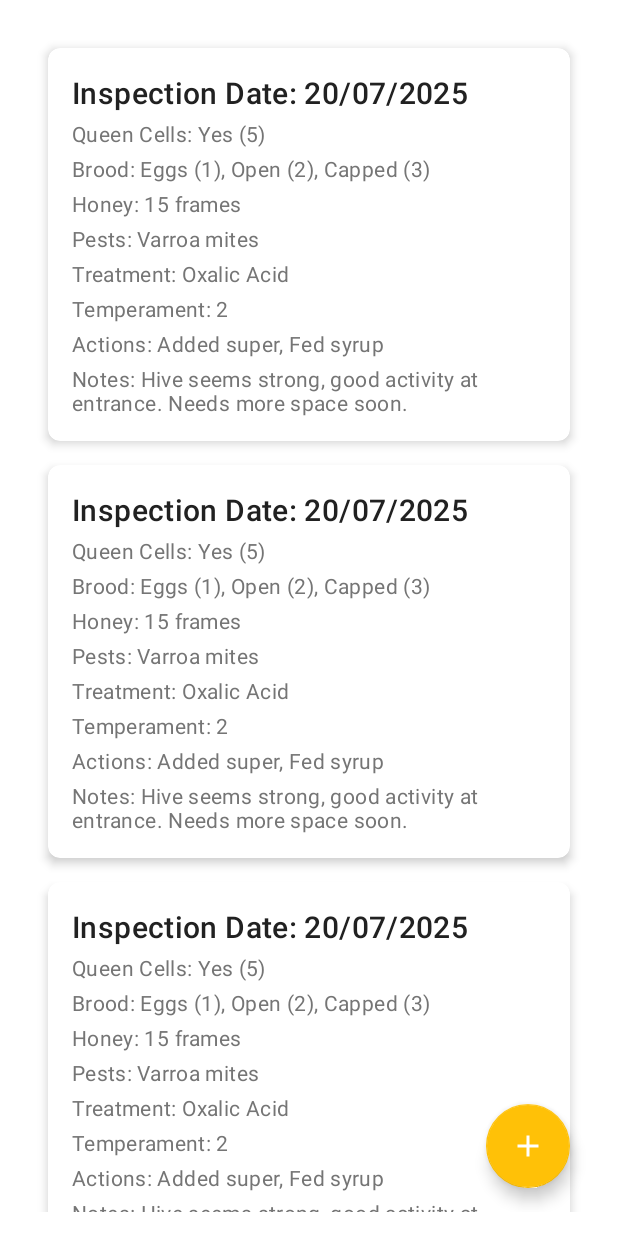
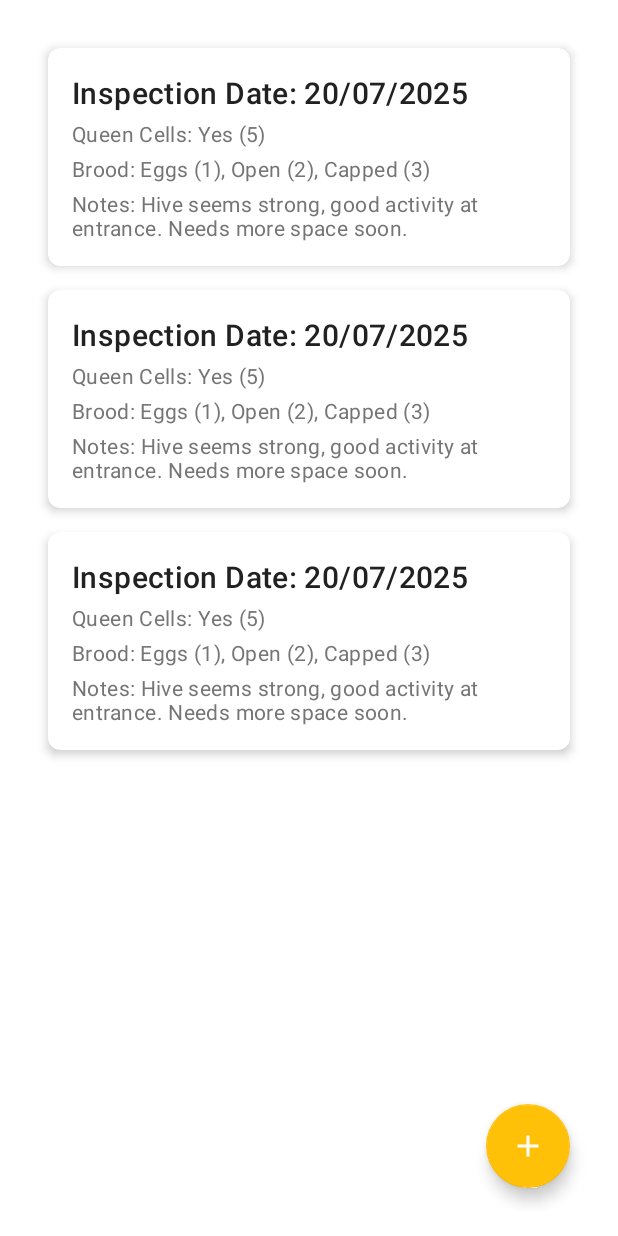
Before and after one commit to sting-software/Bees, an Android app: the layout fragment_inspection_list.xml on its own in the app's theme, with its tools: preview values and no code run, on a phone screen of 412 x 824 dp. Run offline under Robolectric (Android 15) with nearby library versions, the phone set to English and light mode, and no system bars.

Commit message:
inspection improvements

```diff
--- a/app/src/main/java/com/stingsoftware/pasika/data/HiveDao.kt
+++ b/app/src/main/java/com/stingsoftware/pasika/data/HiveDao.kt
@@ -28,4 +28,7 @@ interface HiveDao {
 
     @Query("UPDATE hives SET apiaryId = :newApiaryId WHERE id IN (:hiveIds)")
     suspend fun moveHives(hiveIds: List<Long>, newApiaryId: Long)
+
+    @Query("UPDATE hives SET lastInspectionDate = :inspectionDate WHERE id = :hiveId")
+    suspend fun updateLastInspectionDate(hiveId: Long, inspectionDate: Long)
 }
--- a/app/src/main/res/layout/fragment_inspection_list.xml
+++ b/app/src/main/res/layout/fragment_inspection_list.xml
@@ -1,36 +1,36 @@
 <?xml version="1.0" encoding="utf-8"?>
-<androidx.constraintlayout.widget.ConstraintLayout
-    xmlns:android="http://schemas.android.com/apk/res/android"
+<androidx.constraintlayout.widget.ConstraintLayout xmlns:android="http://schemas.android.com/apk/res/android"
     xmlns:app="http://schemas.android.com/apk/res-auto"
     xmlns:tools="http://schemas.android.com/tools"
     android:layout_width="match_parent"
     android:layout_height="match_parent"
-    tools:context=".ui.inspectionlist.InspectionListFragment"
-    android:padding="16dp">
+    android:padding="16dp"
+    tools:context=".ui.inspectionlist.InspectionListFragment">
 
     <androidx.recyclerview.widget.RecyclerView
         android:id="@+id/recycler_view_inspections"
         android:layout_width="0dp"
         android:layout_height="0dp"
+        android:clipToPadding="false"
+        android:padding="8dp"
         app:layoutManager="androidx.recyclerview.widget.LinearLayoutManager"
+        app:layout_constraintBottom_toBottomOf="parent"
+        app:layout_constraintEnd_toEndOf="parent"
+        app:layout_constraintStart_toStartOf="parent"
         app:layout_constraintTop_toTopOf="parent"
-        app:layout_constraintBottom_toBottomOf="parent"
-        app:layout_constraintStart_toStartOf="parent"
-        app:layout_constraintEnd_toEndOf="parent"
-        tools:listitem="@layout/item_inspection"
-        android:padding="8dp"
-        android:clipToPadding="false" />
+        tools:listitem="@layout/item_inspection" />
+
 
     <com.google.android.material.floatingactionbutton.FloatingActionButton
         android:id="@+id/fab_add_inspection"
         android:layout_width="wrap_content"
         android:layout_height="wrap_content"
         android:layout_margin="16dp"
+        android:contentDescription="@string/title_add_inspection"
         android:src="@drawable/ic_add"
+        app:layout_constraintBottom_toBottomOf="parent"
         app:layout_constraintEnd_toEndOf="parent"
-        app:layout_constraintBottom_toBottomOf="parent"
-        app:tint="@android:color/white"
-        android:contentDescription="@string/title_add_inspection" />
+        app:tint="@android:color/white" />
 
     <include
         android:id="@+id/empty_state_view"
--- a/app/src/main/res/layout/item_inspection.xml
+++ b/app/src/main/res/layout/item_inspection.xml
@@ -57,70 +57,70 @@
             app:layout_constraintEnd_toEndOf="parent"
             tools:text="Brood: Eggs (1), Open (2), Capped (3)" />
 
-        <!-- Honey Stores -->
-        <TextView
-            android:id="@+id/text_view_honey_stores"
-            android:layout_width="0dp"
-            android:layout_height="wrap_content"
-            android:textAppearance="?attr/textAppearanceBody2"
-            android:textColor="?android:attr/textColorSecondary"
-            android:layout_marginTop="4dp"
-            app:layout_constraintTop_toBottomOf="@id/text_view_brood_status_summary"
-            app:layout_constraintStart_toStartOf="parent"
-            app:layout_constraintEnd_toEndOf="parent"
-            tools:text="Honey: 15 frames" />
+<!--        &lt;!&ndash; Honey Stores &ndash;&gt;-->
+<!--        <TextView-->
+<!--            android:id="@+id/text_view_honey_stores"-->
+<!--            android:layout_width="0dp"-->
+<!--            android:layout_height="wrap_content"-->
+<!--            android:textAppearance="?attr/textAppearanceBody2"-->
+<!--            android:textColor="?android:attr/textColorSecondary"-->
+<!--            android:layout_marginTop="4dp"-->
+<!--            app:layout_constraintTop_toBottomOf="@id/text_view_brood_status_summary"-->
+<!--            app:layout_constraintStart_toStartOf="parent"-->
+<!--            app:layout_constraintEnd_toEndOf="parent"-->
+<!--            tools:text="Honey: 15 frames" />-->
 
-        <!-- Pests/Diseases -->
-        <TextView
-            android:id="@+id/text_view_pests_diseases"
-            android:layout_width="0dp"
-            android:layout_height="wrap_content"
-            android:textAppearance="?attr/textAppearanceBody2"
-            android:textColor="?android:attr/textColorSecondary"
-            android:layout_marginTop="4dp"
-            app:layout_constraintTop_toBottomOf="@id/text_view_honey_stores"
-            app:layout_constraintStart_toStartOf="parent"
-            app:layout_constraintEnd_toEndOf="parent"
-            tools:text="Pests: Varroa mites" />
+<!--        &lt;!&ndash; Pests/Diseases &ndash;&gt;-->
+<!--        <TextView-->
+<!--            android:id="@+id/text_view_pests_diseases"-->
+<!--            android:layout_width="0dp"-->
+<!--            android:layout_height="wrap_content"-->
+<!--            android:textAppearance="?attr/textAppearanceBody2"-->
+<!--            android:textColor="?android:attr/textColorSecondary"-->
+<!--            android:layout_marginTop="4dp"-->
+<!--            app:layout_constraintTop_toBottomOf="@id/text_view_honey_stores"-->
+<!--            app:layout_constraintStart_toStartOf="parent"-->
+<!--            app:layout_constraintEnd_toEndOf="parent"-->
+<!--            tools:text="Pests: Varroa mites" />-->
 
-        <!-- Treatment Applied -->
-        <TextView
-            android:id="@+id/text_view_treatment_applied"
-            android:layout_width="0dp"
-            android:layout_height="wrap_content"
-            android:textAppearance="?attr/textAppearanceBody2"
-            android:textColor="?android:attr/textColorSecondary"
-            android:layout_marginTop="4dp"
-            app:layout_constraintTop_toBottomOf="@id/text_view_pests_diseases"
-            app:layout_constraintStart_toStartOf="parent"
-            app:layout_constraintEnd_toEndOf="parent"
-            tools:text="Treatment: Oxalic Acid" />
+<!--        &lt;!&ndash; Treatment Applied &ndash;&gt;-->
+<!--        <TextView-->
+<!--            android:id="@+id/text_view_treatment_applied"-->
+<!--            android:layout_width="0dp"-->
+<!--            android:layout_height="wrap_content"-->
+<!--            android:textAppearance="?attr/textAppearanceBody2"-->
+<!--            android:textColor="?android:attr/textColorSecondary"-->
+<!--            android:layout_marginTop="4dp"-->
+<!--            app:layout_constraintTop_toBottomOf="@id/text_view_pests_diseases"-->
+<!--            app:layout_constraintStart_toStartOf="parent"-->
+<!--            app:layout_constraintEnd_toEndOf="parent"-->
+<!--            tools:text="Treatment: Oxalic Acid" />-->
 
-        <!-- Temperament Rating -->
-        <TextView
-            android:id="@+id/text_view_temperament_rating"
-            android:layout_width="0dp"
-            android:layout_height="wrap_content"
-            android:textAppearance="?attr/textAppearanceBody2"
-            android:textColor="?android:attr/textColorSecondary"
-            android:layout_marginTop="4dp"
-            app:layout_constraintTop_toBottomOf="@id/text_view_treatment_applied"
-            app:layout_constraintStart_toStartOf="parent"
-            app:layout_constraintEnd_toEndOf="parent"
-            tools:text="Temperament: 2" />
+<!--        &lt;!&ndash; Temperament Rating &ndash;&gt;-->
+<!--        <TextView-->
+<!--            android:id="@+id/text_view_temperament_rating"-->
+<!--            android:layout_width="0dp"-->
+<!--            android:layout_height="wrap_content"-->
+<!--            android:textAppearance="?attr/textAppearanceBody2"-->
+<!--            android:textColor="?android:attr/textColorSecondary"-->
+<!--            android:layout_marginTop="4dp"-->
+<!--            app:layout_constraintTop_toBottomOf="@id/text_view_treatment_applied"-->
+<!--            app:layout_constraintStart_toStartOf="parent"-->
+<!--            app:layout_constraintEnd_toEndOf="parent"-->
+<!--            tools:text="Temperament: 2" />-->
 
-        <!-- Management Actions -->
-        <TextView
-            android:id="@+id/text_view_management_actions"
-            android:layout_width="0dp"
-            android:layout_height="wrap_content"
-            android:textAppearance="?attr/textAppearanceBody2"
-            android:textColor="?android:attr/textColorSecondary"
-            android:layout_marginTop="4dp"
-            app:layout_constraintTop_toBottomOf="@id/text_view_temperament_rating"
-            app:layout_constraintStart_toStartOf="parent"
-            app:layout_constraintEnd_toEndOf="parent"
-            tools:text="Actions: Added super, Fed syrup" />
+<!--        &lt;!&ndash; Management Actions &ndash;&gt;-->
+<!--        <TextView-->
+<!--            android:id="@+id/text_view_management_actions"-->
+<!--            android:layout_width="0dp"-->
+<!--            android:layout_height="wrap_content"-->
+<!--            android:textAppearance="?attr/textAppearanceBody2"-->
+<!--            android:textColor="?android:attr/textColorSecondary"-->
+<!--            android:layout_marginTop="4dp"-->
+<!--            app:layout_constraintTop_toBottomOf="@id/text_view_temperament_rating"-->
+<!--            app:layout_constraintStart_toStartOf="parent"-->
+<!--            app:layout_constraintEnd_toEndOf="parent"-->
+<!--            tools:text="Actions: Added super, Fed syrup" />-->
 
         <!-- Notes (Optional, show only if present) -->
         <TextView
@@ -130,7 +130,7 @@
             android:textAppearance="?attr/textAppearanceBody2"
             android:textColor="?android:attr/textColorSecondary"
             android:layout_marginTop="4dp"
-            app:layout_constraintTop_toBottomOf="@id/text_view_management_actions"
+            app:layout_constraintTop_toBottomOf="@id/text_view_brood_status_summary"
             app:layout_constraintStart_toStartOf="parent"
             app:layout_constraintEnd_toEndOf="parent"
             android:maxLines="2"
```
Also changed, not shown: app/src/main/java/com/stingsoftware/pasika/data/InspectionDao.kt (+16 -0 lines), app/src/main/java/com/stingsoftware/pasika/di/AppModule.kt (+19 -9 lines), app/src/main/java/com/stingsoftware/pasika/repository/ApiaryRepository.kt (+33 -13 lines), app/src/main/java/com/stingsoftware/pasika/ui/inspectionlist/InspectionAdapter.kt (+55 -55 lines), app/src/main/java/com/stingsoftware/pasika/ui/inspectionlist/InspectionListFragment.kt (+22 -25 lines), app/src/main/java/com/stingsoftware/pasika/viewmodel/AddEditInspectionViewModel.kt (+8 -1 lines), app/src/main/java/com/stingsoftware/pasika/viewmodel/InspectionListViewModel.kt (+23 -29 lines), app/src/main/res/menu/menu_inspection_list.xml (+8 -0 lines).
